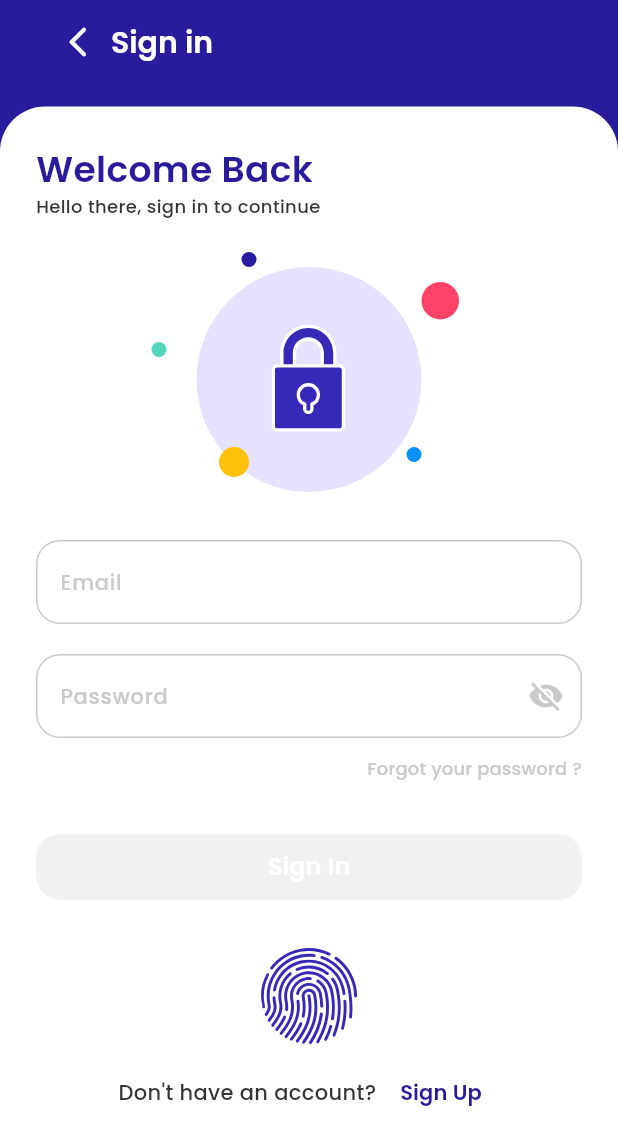
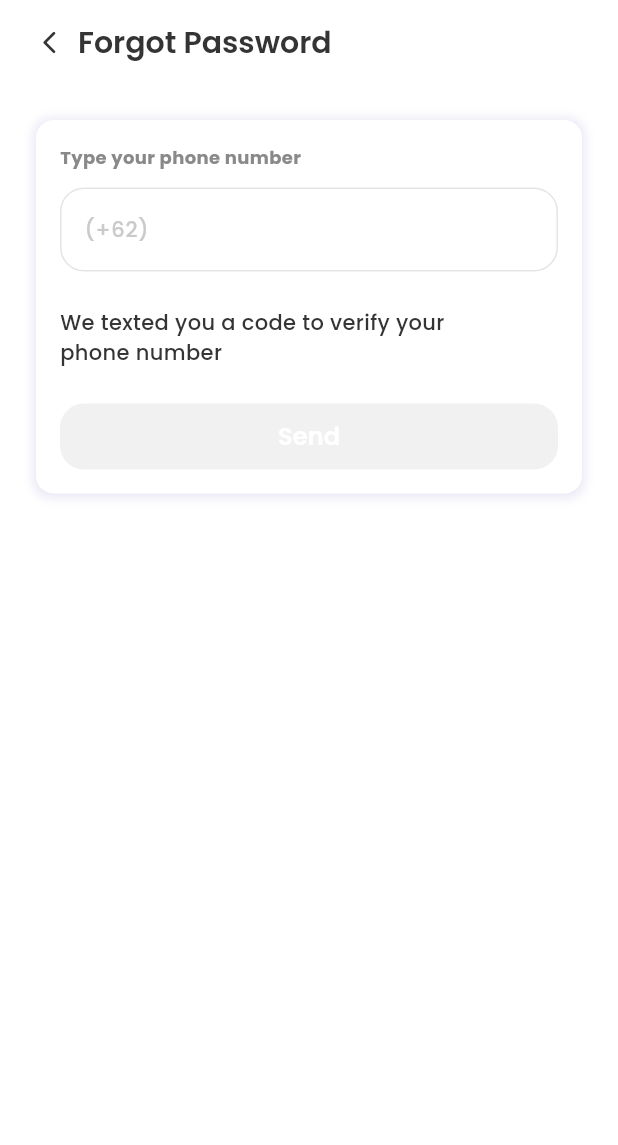
Before and after one commit to C3Claestis/big-bank-flutter, a Flutter app: the screen it shows after launch, after a tap on "Forgot your password ?", on a phone screen of 412 x 824 dp. Shown: the top 1145 px of the screen. Run offline on Flutter 3.47's test engine with Material 3 defaults, Android fonts, the light colour scheme and no system bars; our stand-ins replace flutter_riverpod, flutter_svg, gap, google_fonts.

Commit message:
page forgot password page

```diff
--- a/big_bank/lib/main.dart
+++ b/big_bank/lib/main.dart
@@ -1,3 +1,4 @@
+import 'package:big_bank/page/forgotPas_page.dart';
 import 'package:big_bank/page/signin_page.dart';
 import 'package:big_bank/page/signup_page.dart';
 import 'package:flutter/material.dart';
@@ -18,6 +19,7 @@ class MainApp extends StatelessWidget {
       routes: {
         AppRoutes.signIn: (context) => const SigninPage(),
         AppRoutes.signUp: (context) => const SignupPage(),
+        AppRoutes.forgotPassword: (context) => const ForgotPasPage(),
       },
     );
   }
@@ -26,4 +28,5 @@ class MainApp extends StatelessWidget {
 class AppRoutes {
   static const signIn = '/sign-in';
   static const signUp = '/sign-up';
+  static const forgotPassword = '/forgot-password';
 }
--- /dev/null
+++ b/big_bank/lib/page/forgotpas_page.dart
@@ -0,0 +1,155 @@
+// ignore_for_file: file_names, deprecated_member_use
+
+import 'package:big_bank/theme/appcolors.dart';
+import 'package:flutter/material.dart';
+import 'package:flutter_riverpod/flutter_riverpod.dart';
+import 'package:gap/gap.dart';
+import 'package:google_fonts/google_fonts.dart';
+
+final numberProvider = StateProvider<String>((ref) => '');
+
+class ForgotPasPage extends ConsumerWidget {
+  const ForgotPasPage({super.key});
+
+  @override
+  Widget build(BuildContext context, WidgetRef ref) {
+    final isFormValid = ref.watch(numberProvider).isNotEmpty;
+
+    return Scaffold(
+      backgroundColor: Appcolors.white,
+      appBar: _appBar(context),
+      body: Padding(
+        padding: const EdgeInsets.all(24),
+        child: Container(
+          width: double.infinity,
+          decoration: BoxDecoration(
+            color: Appcolors.white,
+            borderRadius: BorderRadius.circular(12),
+            boxShadow: [
+              BoxShadow(
+                color: Appcolors.lavender.withOpacity(0.25),
+                spreadRadius: 2,
+                blurRadius: 5,
+                offset: const Offset(0, 1),
+              ),
+            ],
+          ),
+          child: Padding(
+            padding: const EdgeInsets.all(16),
+            child: Column(
+              mainAxisSize: MainAxisSize.min,
+              crossAxisAlignment: CrossAxisAlignment.start,
+              children: [
+                Text(
+                  'Type your phone number',
+                  style: GoogleFonts.poppins(
+                    color: Appcolors.gray,
+                    fontSize: 12,
+                    fontWeight: FontWeight.bold,
+                  ),
+                ),
+                const Gap(12),
+                _inputNumber(ref),
+                const Gap(24),
+                Text(
+                  'We texted you a code to verify your \nphone number',
+                  style: GoogleFonts.poppins(
+                    color: Appcolors.darkgray,
+                    fontSize: 14,
+                    fontWeight: FontWeight.w500,
+                  ),
+                ),
+                const Gap(24),
+                /// 🔘 SIGN IN BUTTON
+                Opacity(
+                  opacity: isFormValid ? 1.0 : 0.5,
+                  child: SizedBox(
+                    width: double.infinity,
+                    height: 44,
+                    child: ElevatedButton(
+                      style: ElevatedButton.styleFrom(
+                        backgroundColor: Appcolors.indigo,
+                        shape: RoundedRectangleBorder(
+                          borderRadius: BorderRadius.circular(16),
+                        ),
+                      ),
+                      onPressed: isFormValid ? () {} : null,
+                      child: Text(
+                        'Send',
+                        style: GoogleFonts.poppins(
+                          fontSize: 16,
+                          fontWeight: FontWeight.w600,
+                          color: Appcolors.white,
+                        ),
+                      ),
+                    ),
+                  ),
+                ),
+              ],
+            ),
+          ),
+        ),
+      ),
+    );
+  }
+
+  InputDecorator _inputNumber(WidgetRef ref) {
+    return InputDecorator(
+      decoration: InputDecoration(
+        enabledBorder: OutlineInputBorder(
+          borderRadius: BorderRadius.circular(16),
+          borderSide: BorderSide(
+            color: Appcolors.lightgray.withOpacity(0.5),
+            width: 1, // ← ketebalan muncul
+          ),
+        ),
+        focusedBorder: OutlineInputBorder(
+          borderRadius: BorderRadius.circular(16),
+          borderSide: BorderSide(color: Appcolors.lightgray, width: 1),
+        ),
+        border: OutlineInputBorder(borderRadius: BorderRadius.circular(16)),
+      ),
+      child: TextField(
+        onChanged: (value) => ref.read(numberProvider.notifier).state = value,
+        keyboardType: TextInputType.phone,
+        decoration: InputDecoration.collapsed(
+          hintStyle: GoogleFonts.poppins(
+            color: Appcolors.lightgray,
+            fontSize: 14,
+            fontWeight: FontWeight.w500,
+          ),
+          hintText: '(+62)',
+        ),
+      ),
+    );
+  }
+
+  AppBar _appBar(BuildContext context) {
+    return AppBar(
+      automaticallyImplyLeading: false,
+      titleSpacing: 24, // jarak dari kiri layar
+      backgroundColor: Appcolors.white,
+      title: Row(
+        children: [
+          GestureDetector(
+            onTap: () => Navigator.pop(context),
+            child: Icon(
+              Icons.arrow_back_ios_new_rounded,
+              color: Appcolors.darkgray,
+              size: 18,
+            ),
+          ),
+          const Gap(10),
+          Text(
+            'Forgot Password',
+            style: GoogleFonts.poppins(
+              color: Appcolors.darkgray,
+              fontSize: 20,
+              fontWeight: FontWeight.w600,
+            ),
+          ),
+        ],
+      ),
+    );
+  }
+}
--- a/big_bank/lib/page/signin_page.dart
+++ b/big_bank/lib/page/signin_page.dart
@@ -15,8 +15,7 @@ class SigninPage extends ConsumerWidget {
   const SigninPage({super.key});
 
   bool _isValidEmail(String email) {
-    final regex =
-        RegExp(r'^[\w-\.]+@([\w-]+\.)+[\w-]{2,4}$');
+    final regex = RegExp(r'^[\w-\.]+@([\w-]+\.)+[\w-]{2,4}$');
     return regex.hasMatch(email);
   }
 
@@ -26,11 +25,9 @@ class SigninPage extends ConsumerWidget {
     final email = ref.watch(emailProvider);
     final password = ref.watch(passwordProvider);
 
-
     final isEmailValid = email.isEmpty || _isValidEmail(email);
     final isFormValid =
         email.isNotEmpty && password.isNotEmpty && _isValidEmail(email);
-
 
     final border = OutlineInputBorder(
       borderRadius: BorderRadius.circular(16),
@@ -39,7 +36,7 @@ class SigninPage extends ConsumerWidget {
 
     return Scaffold(
       backgroundColor: Appcolors.indigo,
-      appBar: _appbar(),
+      appBar: _appbar(context),
       body: Padding(
         padding: const EdgeInsets.only(top: 15),
         child: Container(
@@ -126,7 +123,7 @@ class SigninPage extends ConsumerWidget {
 
                 const Gap(32),
 
-               /// 📧 EMAIL
+                /// 📧 EMAIL
                 TextField(
                   keyboardType: TextInputType.emailAddress,
                   onChanged: (value) {
@@ -134,8 +131,9 @@ class SigninPage extends ConsumerWidget {
                   },
                   decoration: InputDecoration(
                     labelText: 'Email',
-                    errorText:
-                        isEmailValid ? null : 'Email format is not valid',
+                    errorText: isEmailValid
+                        ? null
+                        : 'Email format is not valid',
                     labelStyle: GoogleFonts.poppins(
                       fontSize: 14,
                       fontWeight: FontWeight.w500,
@@ -145,7 +143,6 @@ class SigninPage extends ConsumerWidget {
                     focusedBorder: border,
                   ),
                 ),
-
 
                 const Gap(20),
 
@@ -170,9 +167,8 @@ class SigninPage extends ConsumerWidget {
                         color: Appcolors.lightgray,
                       ),
                       onPressed: () {
-                        ref
-                            .read(passwordObscureProvider.notifier)
-                            .state = !obscure;
+                        ref.read(passwordObscureProvider.notifier).state =
+                            !obscure;
                       },
                     ),
                   ),
@@ -182,10 +178,15 @@ class SigninPage extends ConsumerWidget {
                   alignment: Alignment.centerRight,
                   child: TextButton(
                     style: TextButton.styleFrom(
+                      shadowColor: Colors.transparent,
+                      splashFactory: NoSplash.splashFactory,
+                      overlayColor: Colors.transparent,
                       padding: EdgeInsets.zero,
                       tapTargetSize: MaterialTapTargetSize.shrinkWrap,
                     ),
-                    onPressed: () {},
+                    onPressed: () {
+                      Navigator.pushNamed(context, '/forgot-password');
+                    },
                     child: Text(
                       'Forgot your password ?',
                       style: GoogleFonts.poppins(
@@ -197,7 +198,8 @@ class SigninPage extends ConsumerWidget {
                   ),
                 ),
                 const Gap(24),
-                 /// 🔘 SIGN IN BUTTON
+
+                /// 🔘 SIGN IN BUTTON
                 Opacity(
                   opacity: isFormValid ? 1.0 : 0.5,
                   child: SizedBox(
@@ -210,11 +212,7 @@ class SigninPage extends ConsumerWidget {
                           borderRadius: BorderRadius.circular(16),
                         ),
                       ),
-                      onPressed: isFormValid
-                          ? () {
-
-                            }
-                          : null,
+                      onPressed: isFormValid ? () {} : null,
                       child: Text(
                         'Sign In',
                         style: GoogleFonts.poppins(
@@ -241,11 +239,14 @@ class SigninPage extends ConsumerWidget {
                 Row(
                   mainAxisAlignment: MainAxisAlignment.center,
                   children: [
-                    Text("Don't have an account? ", style: GoogleFonts.poppins(
-                      fontSize: 14,
-                      fontWeight: FontWeight.w500,
-                      color: Appcolors.darkgray,
-                    ),),
+                    Text(
+                      "Don't have an account? ",
+                      style: GoogleFonts.poppins(
+                        fontSize: 14,
+                        fontWeight: FontWeight.w500,
+                        color: Appcolors.darkgray,
+                      ),
+                    ),
                     TextButton(
                       onPressed: () {
                         Navigator.pushNamed(context, AppRoutes.signUp);
@@ -269,20 +270,15 @@ class SigninPage extends ConsumerWidget {
     );
   }
 
-  AppBar _appbar() {
+  AppBar _appbar(BuildContext context) {
     return AppBar(
       backgroundColor: Appcolors.indigo,
-      automaticallyImplyLeading: false, // ❌ matikan back button
       elevation: 0,
+      automaticallyImplyLeading: false,
+      titleSpacing: 24, // jarak dari kiri layar
       title: Row(
         children: [
-          const Padding(
-            padding: EdgeInsets.only(left: 24),
-            child: Icon(
-              Icons.arrow_back_ios_new_rounded,
-              color: Appcolors.white,
-            ),
-          ),
+          Icon(Icons.arrow_back_ios_new_rounded, color: Appcolors.white),
           const Gap(10),
           Text(
             'Sign in',
--- a/big_bank/lib/page/signup_page.dart
+++ b/big_bank/lib/page/signup_page.dart
@@ -44,7 +44,7 @@ class SignupPage extends ConsumerWidget {
 
     return Scaffold(
       backgroundColor: Appcolors.indigo,
-      appBar: _appbar(),
+      appBar: _appbar(context),
       body: Padding(
         padding: const EdgeInsets.only(top: 15),
         child: Container(
@@ -339,15 +339,16 @@ class SignupPage extends ConsumerWidget {
     );
   }
 
-  AppBar _appbar() {
+  AppBar _appbar(BuildContext context) {
     return AppBar(
       backgroundColor: Appcolors.indigo,
-      automaticallyImplyLeading: false, // ❌ matikan back button
       elevation: 0,
+      automaticallyImplyLeading: false,
+      titleSpacing: 24, // jarak dari kiri layar
       title: Row(
         children: [
-          const Padding(
-            padding: EdgeInsets.only(left: 24),
+          GestureDetector(
+            onTap: () => Navigator.pop(context),
             child: Icon(
               Icons.arrow_back_ios_new_rounded,
               color: Appcolors.white,
```
